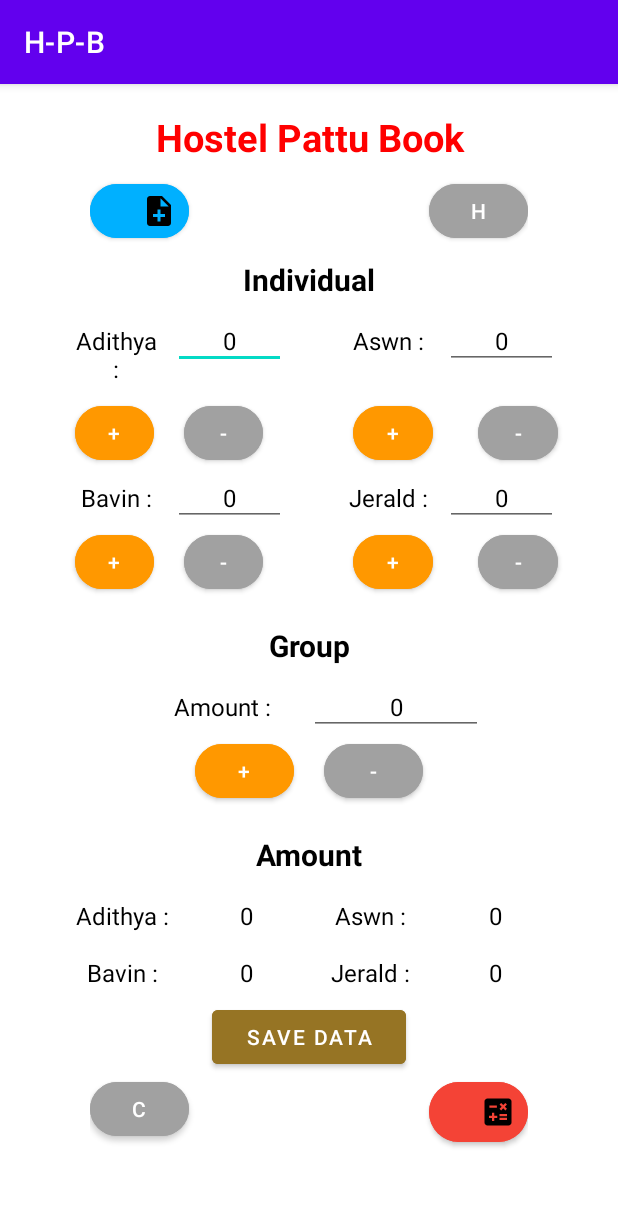
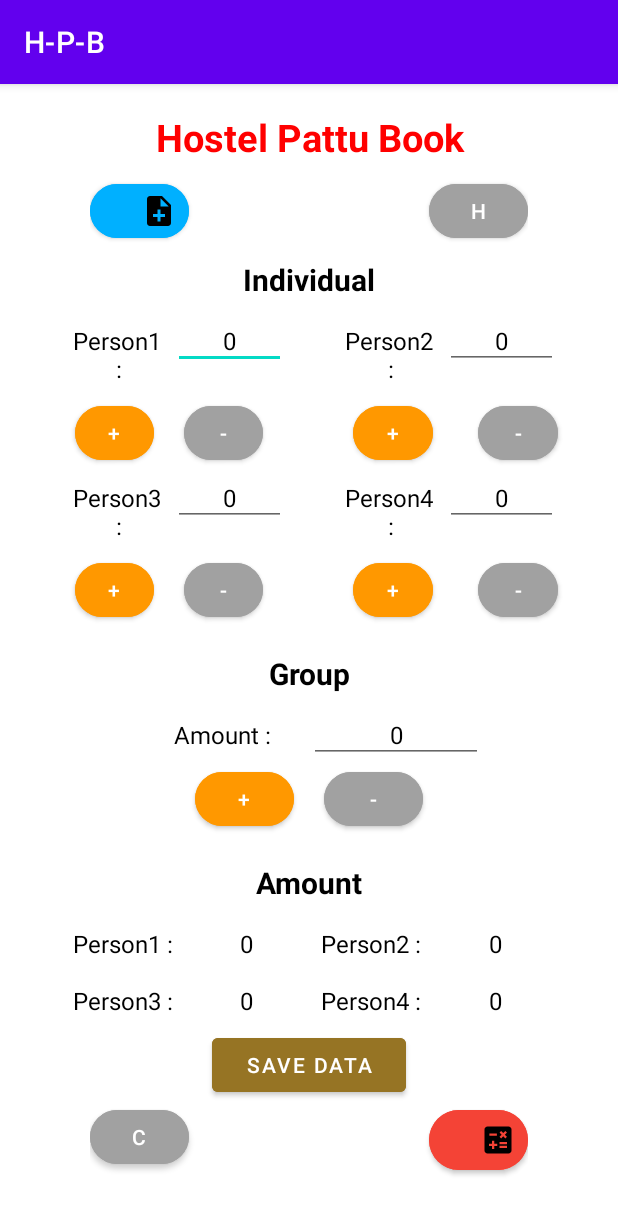
Before and after one commit to Jerald-Joyson/Hostel-Debt, an Android app: the screen it shows after launch (MainActivity), on a phone screen of 412 x 824 dp. Shown: the top 1214 px of the screen. Run offline under Robolectric (Android 15) with nearby library versions, the phone set to English and light mode, and no system bars.

Commit message:
change the name of hosteller to default person1,person2....

```diff
--- a/app/src/main/res/values/strings.xml
+++ b/app/src/main/res/values/strings.xml
@@ -1,10 +1,10 @@
 <resources>
     <string name="app_name">H-P-B</string>
     <string name="col1">Date/Time</string>
-    <string name="col2">Adithya :</string>
-    <string name="col3">Aswn :</string>
-    <string name="col4">Bavin :</string>
-    <string name="col5">Jerald :</string>
+    <string name="col2">Person1 :</string>
+    <string name="col3">Person2 :</string>
+    <string name="col4">Person3 :</string>
+    <string name="col5">Person4 :</string>
     <string-array name="OS_name">
         <item>Check the box, If it is Sure.</item>
     </string-array>
```
